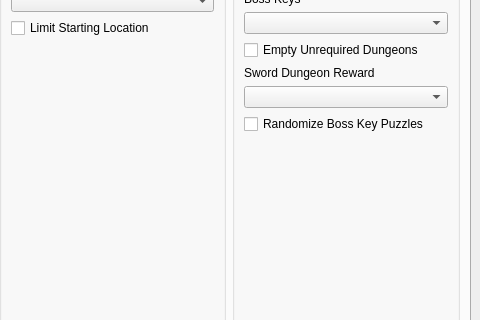
This is gui/randogui.ui in ssrando/ssrando as Qt 5 draws it before an edit; both pictures show x 722 to 1202 and y 177 to 497 of the 1202 by 759 pixel window. The edited form follows.
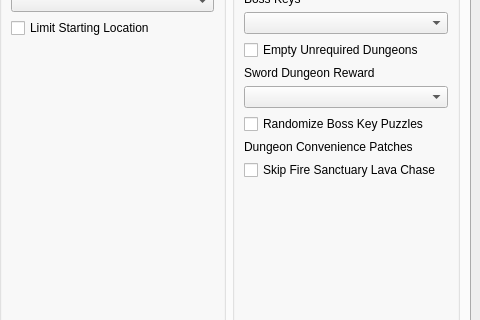
This is the edited form.

Patch:
```diff
--- a/gui/randogui.ui
+++ b/gui/randogui.ui
@@ -978,6 +978,20 @@
                </property>
               </widget>
              </item>
+             <item>
+              <widget class="QLabel" name="label_for_dungeon_patches">
+               <property name="text">
+                <string>Dungeon Convenience Patches</string>
+               </property>
+              </widget>
+             </item>
+             <item>
+              <widget class="QCheckBox" name="option_fs_lava_flow">
+               <property name="text">
+                <string>Skip Fire Sanctuary Lava Chase</string>
+               </property>
+              </widget>
+             </item>
              <item>
               <spacer name="vspace_dungeons">
                <property name="orientation">
```
